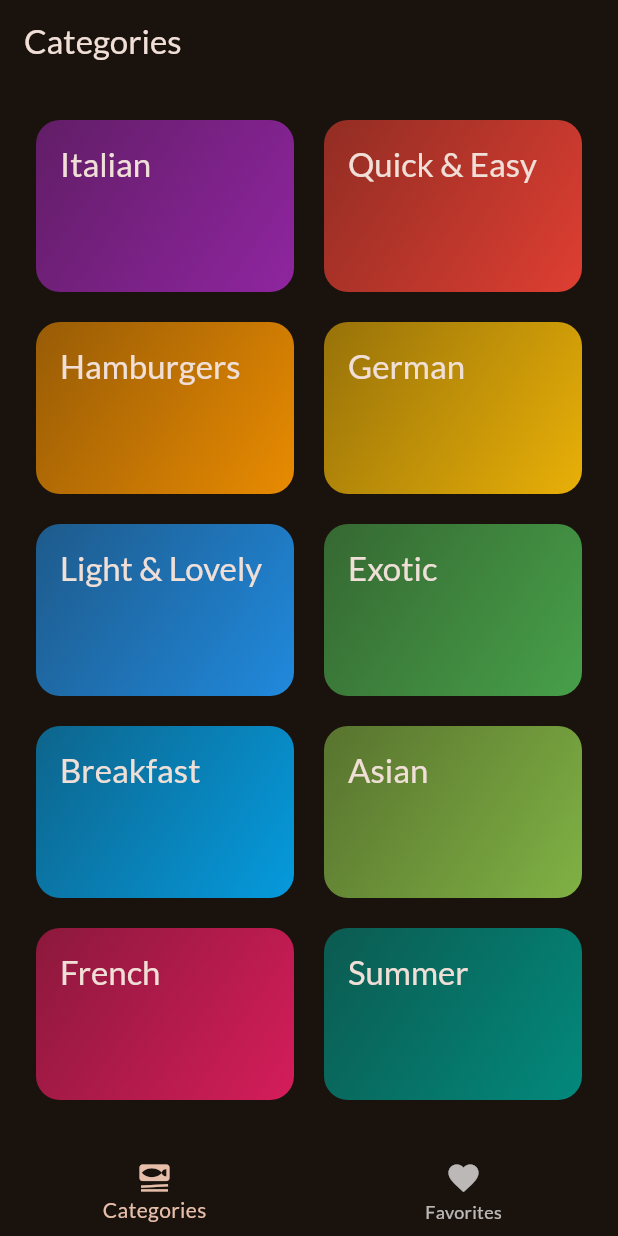
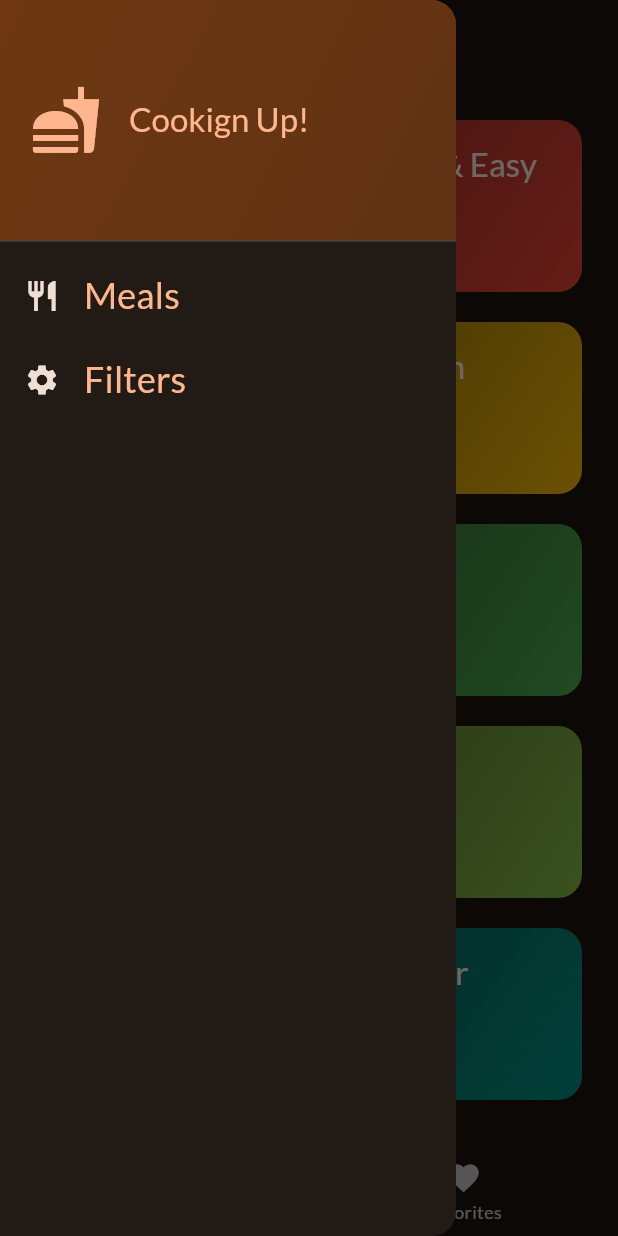
Before and after one commit to vetonmilaimi/flutter_meals, a Flutter app: the screen it shows after launch, with the side drawer open (before the commit the screen has no drawer), on a phone screen of 412 x 824 dp. Run offline on Flutter 3.47's test engine with Material 2 defaults, Android fonts, the phone set to English and light mode, and no system bars; our stand-ins replace google_fonts, transparent_image.

Commit message:
Add Drawer and Filter screen

```diff
--- a/lib/screens/categories.dart
+++ b/lib/screens/categories.dart
@@ -6,15 +6,19 @@ import 'package:meals/widgets/category_grid_item.dart';
 import 'package:meals/models/category.dart';
 
 class CategoriesScreen extends StatelessWidget {
-  const CategoriesScreen({super.key, required this.onToggleFavorite});
+  const CategoriesScreen({
+    super.key,
+    required this.onToggleFavorite,
+    required this.availableMeals,
+  });
 
   final void Function(Meal meal) onToggleFavorite;
+  final List<Meal> availableMeals;
 
   void _selectCategory(BuildContext context, Category category) {
-    final filteredMeals = dummyMeals
+    final filteredMeals = availableMeals
         .where((meal) => meal.categories.contains(category.id))
         .toList();
-    // Navigator.of(context).push(route);  => same as Navigator.push(context, route)
     Navigator.push(
       context,
       MaterialPageRoute(
--- a/lib/screens/tabs.dart
+++ b/lib/screens/tabs.dart
@@ -1,7 +1,17 @@
 import 'package:flutter/material.dart';
+import 'package:meals/data/dummy_data.dart';
 import 'package:meals/models/meal.dart';
 import 'package:meals/screens/categories.dart';
+import 'package:meals/screens/filters.dart';
 import 'package:meals/screens/meals.dart';
+import 'package:meals/widgets/main_drawer.dart';
+
+const kInitialFilter = {
+  Filter.glutenFree: false,
+  Filter.lactoseFree: false,
+  Filter.vegan: false,
+  Filter.vegetarian: false,
+};
 
 class TabsScreen extends StatefulWidget {
   const TabsScreen({super.key});
@@ -15,6 +25,7 @@ class TabsScreen extends StatefulWidget {
 class _TabsScreen extends State<TabsScreen> {
   int _selectedPageIndex = 0;
   final List<Meal> _favoriteMeals = [];
+  Map<Filter, bool> _selectedFilters = kInitialFilter;
 
   void _showInfoMessage(String message) {
     ScaffoldMessenger.of(context).clearSnackBars();
@@ -46,10 +57,46 @@ class _TabsScreen extends State<TabsScreen> {
     });
   }
 
+  void _setScreen(String identifier) async {
+    Navigator.of(context).pop();
+    if (identifier == 'filters') {
+      final result = await Navigator.of(context).push<Map<Filter, bool>>(
+        MaterialPageRoute(
+          builder: (ctx) => FiltersScreen(
+            currentFilters: _selectedFilters,
+          ),
+        ),
+      );
+
+      setState(() {
+        _selectedFilters = result ?? kInitialFilter;
+      });
+
+      // print(result);
+    }
+  }
+
   @override
   Widget build(BuildContext context) {
+    final availableMeals = dummyMeals.where((meal) {
+      if (_selectedFilters[Filter.glutenFree]! && !meal.isGlutenFree) {
+        return false;
+      }
+      if (_selectedFilters[Filter.lactoseFree]! && !meal.isLactoseFree) {
+        return false;
+      }
+      if (_selectedFilters[Filter.vegetarian]! && !meal.isVegetarian) {
+        return false;
+      }
+      if (_selectedFilters[Filter.vegan]! && !meal.isVegan) {
+        return false;
+      }
+      return true;
+    }).toList();
+
     Widget activePage = CategoriesScreen(
       onToggleFavorite: _toggleMealFavoriteStatus,
+      availableMeals: availableMeals,
     );
     var activePageTitle = "Categories";
 
@@ -65,6 +112,9 @@ class _TabsScreen extends State<TabsScreen> {
       appBar: AppBar(
         title: Text(activePageTitle),
       ),
+      drawer: MainDrawer(
+        onSelectScreen: _setScreen,
+      ),
       body: activePage,
       bottomNavigationBar: BottomNavigationBar(
         onTap: _selectPage,
--- /dev/null
+++ b/lib/widgets/main_drawer.dart
@@ -0,0 +1,83 @@
+import 'package:flutter/material.dart';
+
+class MainDrawer extends StatelessWidget {
+  const MainDrawer({super.key, required this.onSelectScreen});
+
+  final void Function(String identifier) onSelectScreen;
+
+  @override
+  Widget build(BuildContext context) {
+    return Drawer(
+      child: Column(
+        children: [
+          DrawerHeader(
+            padding: const EdgeInsets.all(20),
+            decoration: BoxDecoration(
+              gradient: LinearGradient(
+                colors: [
+                  Theme.of(context).colorScheme.primaryContainer,
+                  Theme.of(context)
+                      .colorScheme
+                      .primaryContainer
+                      .withOpacity(0.8),
+                ],
+                begin: Alignment.topLeft,
+                end: Alignment.bottomRight,
+              ),
+            ),
+            child: Row(
+              children: [
+                Icon(
+                  Icons.fastfood,
+                  size: 48,
+                  color: Theme.of(context).colorScheme.primary,
+                ),
+                const SizedBox(width: 18),
+                Text(
+                  'Cookign Up!',
+                  style: Theme.of(context).textTheme.titleLarge!.copyWith(
+                        color: Theme.of(context).colorScheme.primary,
+                      ),
+                ),
+              ],
+            ),
+          ),
+          ListTile(
+            leading: Icon(
+              Icons.restaurant,
+              size: 24,
+              color: Theme.of(context).colorScheme.onBackground,
+            ),
+            title: Text(
+              'Meals',
+              style: Theme.of(context).textTheme.titleSmall!.copyWith(
+                    color: Theme.of(context).colorScheme.primary,
+                    fontSize: 24,
+                  ),
+            ),
+            onTap: () {
+              onSelectScreen('meals');
+            },
+          ),
+          ListTile(
+            leading: Icon(
+              Icons.settings,
+              size: 24,
+              color: Theme.of(context).colorScheme.onBackground,
+            ),
+            title: Text(
+              'Filters',
+              style: Theme.of(context).textTheme.titleSmall!.copyWith(
+                    color: Theme.of(context).colorScheme.primary,
+                    fontSize: 24,
+                  ),
+            ),
+            onTap: () {
+              onSelectScreen('filters');
+            },
+          )
+        ],
+      ),
+    );
+  }
+}
```
Also changed, not shown: lib/screens/filters.dart (added, +162 -0 lines).
